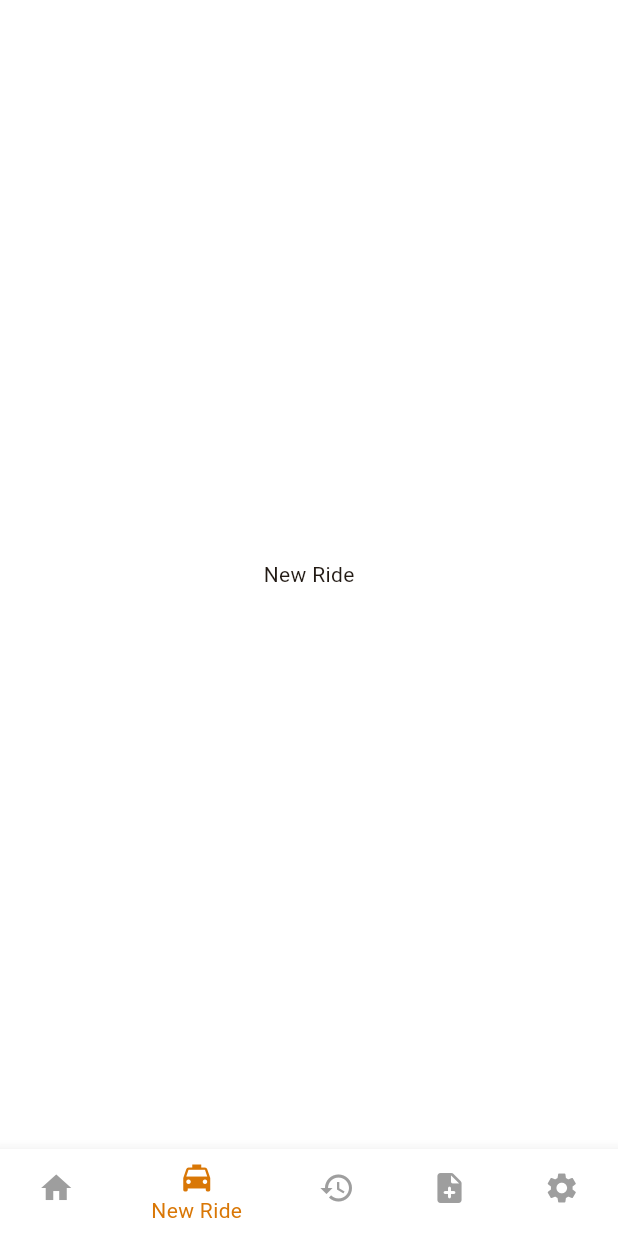
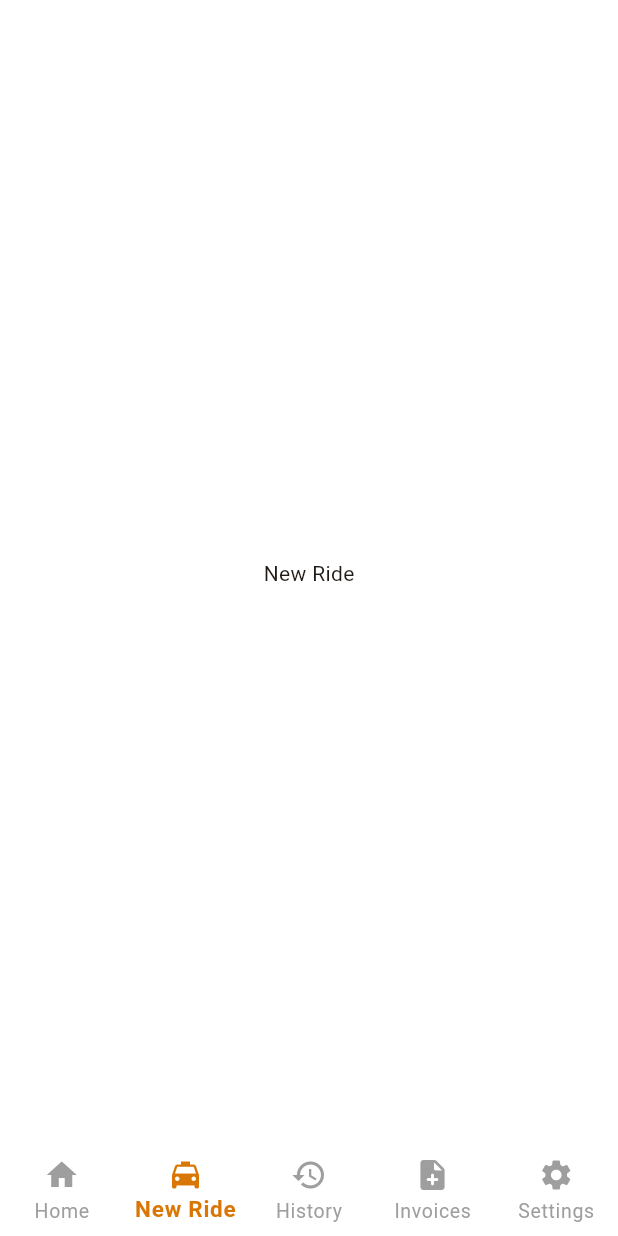
Before and after one commit to zynqly-smartkassa/zynqly, a Flutter app: the screen it shows after launch, item 2 of the bottom bar chosen, on a phone screen of 412 x 824 dp. Run offline on Flutter 3.47's test engine with Material 3 defaults, Android fonts, the phone set to English and light mode, and no system bars.

Commit message:
sytle: finish navbar design to match figma design

```diff
--- a/apps/mobile/lib/theme/app_theme.dart
+++ b/apps/mobile/lib/theme/app_theme.dart
@@ -19,10 +19,22 @@ class AppTheme {
       ),
 
       bottomNavigationBarTheme: BottomNavigationBarThemeData(
+        type: BottomNavigationBarType.fixed,
         selectedItemColor: AppColors.brandColor,
         unselectedItemColor: Colors.grey,
         backgroundColor: Colors.white,
-        elevation: 8, // shadow strength
+        elevation: 0.1, // shadow strength
+
+        selectedLabelStyle: TextStyle(
+          fontSize: 15.0,
+          fontWeight: FontWeight.bold,
+          letterSpacing: 0.5,
+        ),
+
+        unselectedLabelStyle: TextStyle(
+          fontSize: 13.0,
+          fontWeight: FontWeight.normal,
+        ),
       ),
     );
   }
```
